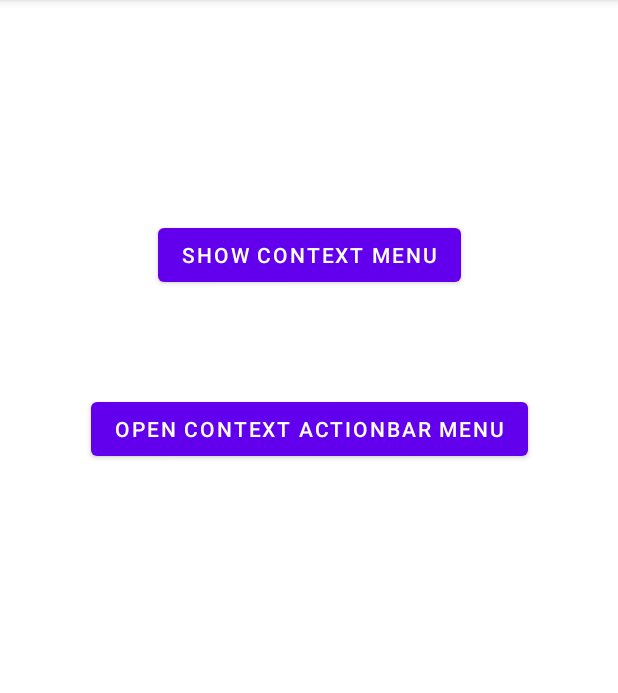
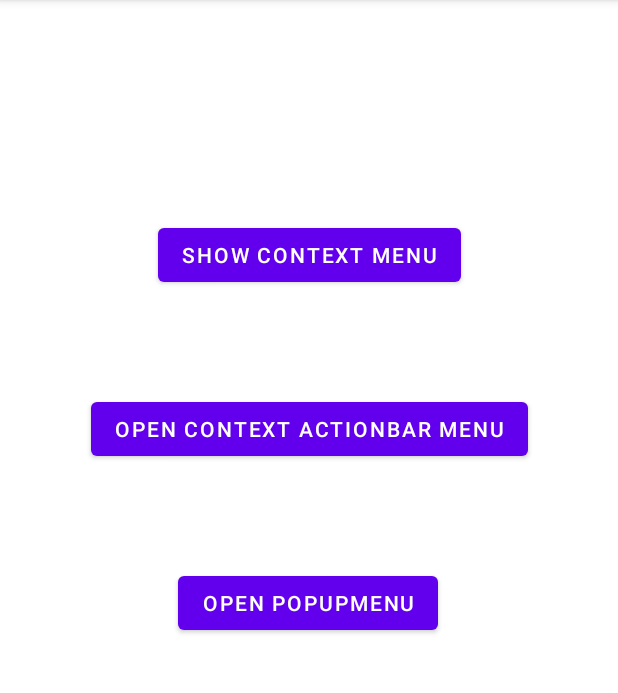
Before and after one commit to lrandom/BKD0708K11-android, an Android app: the screen it shows after launch (Session10), on a phone screen of 412 x 824 dp, the part 84-777 px from its top. Run offline under Robolectric (Android 15) with nearby library versions, the phone set to English and light mode, and no system bars.

Commit message:
update popup menu

```diff
--- a/app/src/main/res/layout/activity_session10.xml
+++ b/app/src/main/res/layout/activity_session10.xml
@@ -26,4 +26,17 @@
         app:layout_constraintEnd_toEndOf="parent"
         app:layout_constraintStart_toStartOf="parent"
         app:layout_constraintTop_toBottomOf="@+id/btnShowContextMenu" />
+
+    <Button
+        android:id="@+id/btnOpenPopupMenu"
+        android:layout_width="wrap_content"
+        android:layout_height="wrap_content"
+        android:layout_marginTop="68dp"
+        android:text="Open PopUpMenu"
+        app:layout_constraintBottom_toBottomOf="parent"
+        app:layout_constraintEnd_toEndOf="parent"
+        app:layout_constraintHorizontal_bias="0.498"
+        app:layout_constraintStart_toStartOf="parent"
+        app:layout_constraintTop_toBottomOf="@+id/btnOpenContextActionBarMenu"
+        app:layout_constraintVertical_bias="0.0" />
 </androidx.constraintlayout.widget.ConstraintLayout>
--- /dev/null
+++ b/app/src/main/res/menu/popup_menu.xml
@@ -0,0 +1,7 @@
+<?xml version="1.0" encoding="utf-8"?>
+<menu xmlns:app="http://schemas.android.com/apk/res-auto"
+    xmlns:android="http://schemas.android.com/apk/res/android">
+
+    <item android:title="Item 1" android:id="@+id/menu_item_1" />
+    <item android:title="Item 2" android:id="@+id/menu_item_2"/>
+</menu>
```
Also changed, not shown: app/src/main/java/com/example/bkd0708k11/Session10.java (+27 -1 lines).
